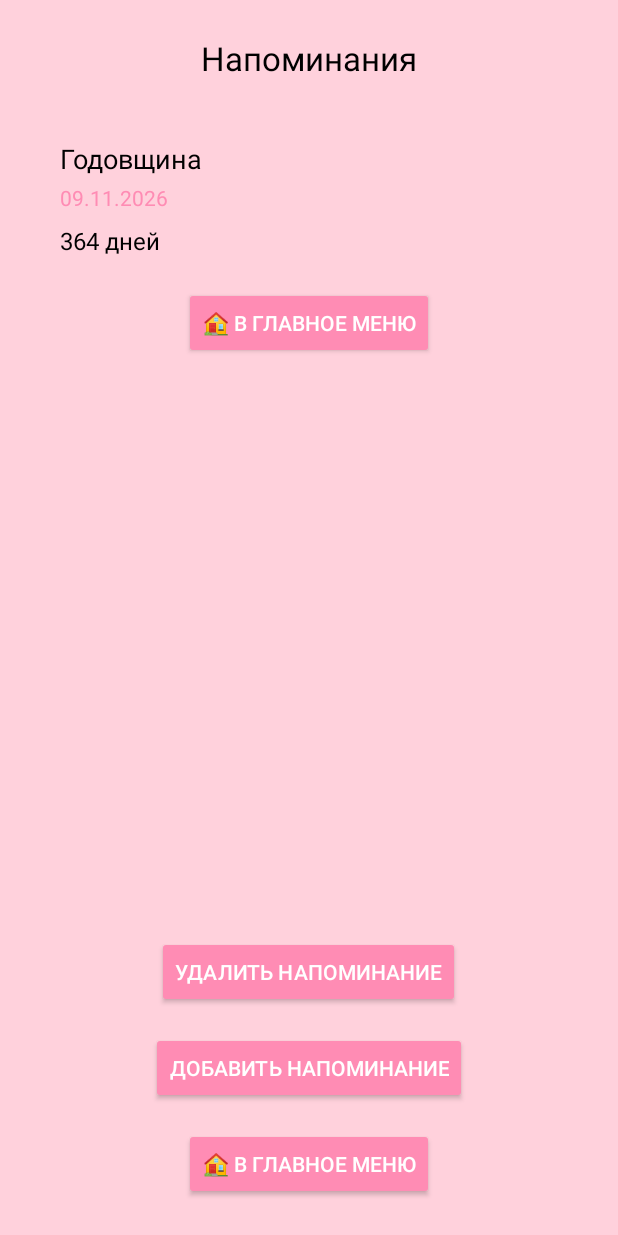
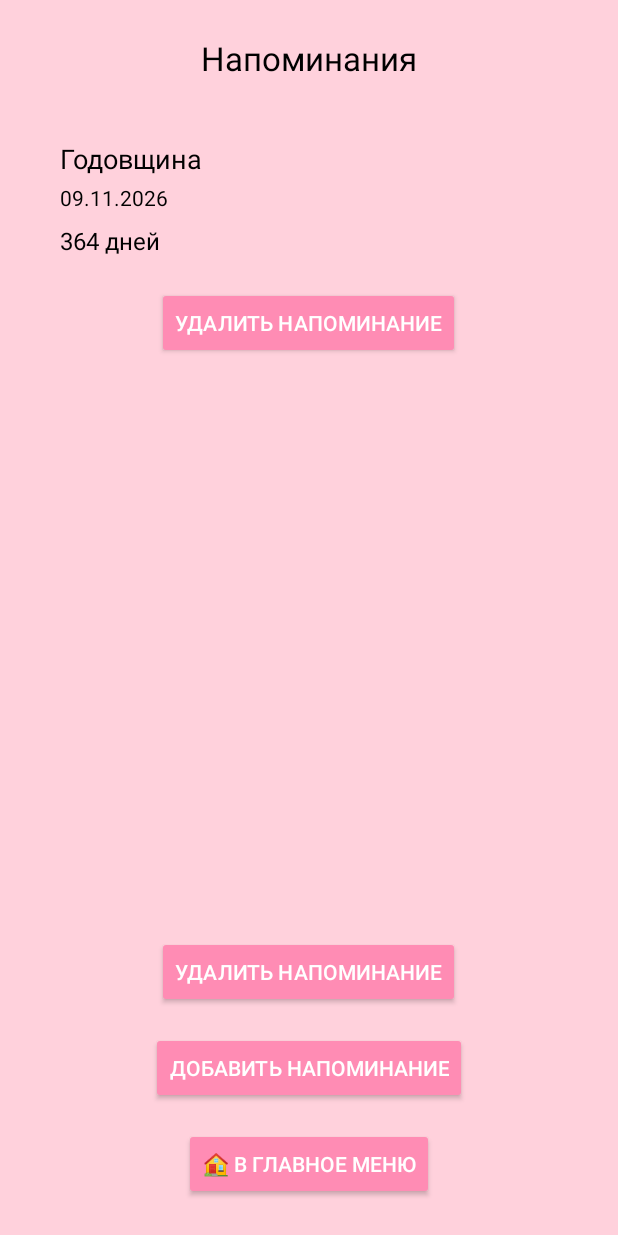
Before and after one commit to 9I3BA/love-widget, an Android app: the AnniversaryActivity screen opened directly, with no data from a screen before it, on a phone screen of 412 x 824 dp. Run offline under Robolectric (Android 15) with nearby library versions, the phone set to English and light mode, and no system bars.

Commit message:
добавил кнопку "удалить напоминание"

```diff
--- a/app/src/main/res/layout/item_reminder.xml
+++ b/app/src/main/res/layout/item_reminder.xml
@@ -20,7 +20,7 @@
         android:layout_height="wrap_content"
         android:text="30.10.2025"
         android:textSize="14sp"
-        android:textColor="@color/dark_pink"
+        android:textColor="@color/black"
         android:layout_marginBottom="8dp" />
 
     <TextView
@@ -36,10 +36,10 @@
         android:id="@+id/btnBackToHome"
         android:layout_width="wrap_content"
         android:layout_height="wrap_content"
-        android:text="🏠 В главное меню"
+        android:layout_gravity="center"
+        android:layout_marginTop="8dp"
         android:backgroundTint="@color/dark_pink"
-        android:textColor="@color/white"
-        android:layout_gravity="center"
-        android:layout_marginTop="8dp" />
+        android:text="Удалить напоминание"
+        android:textColor="@color/white" />
 
 </LinearLayout>
```
